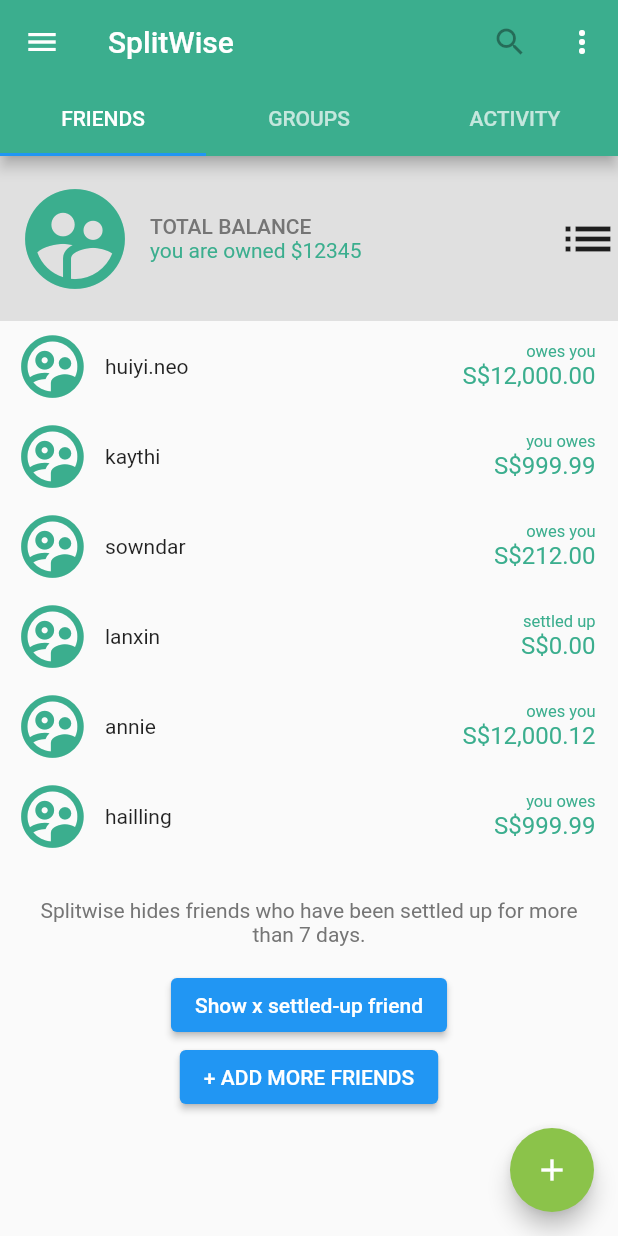
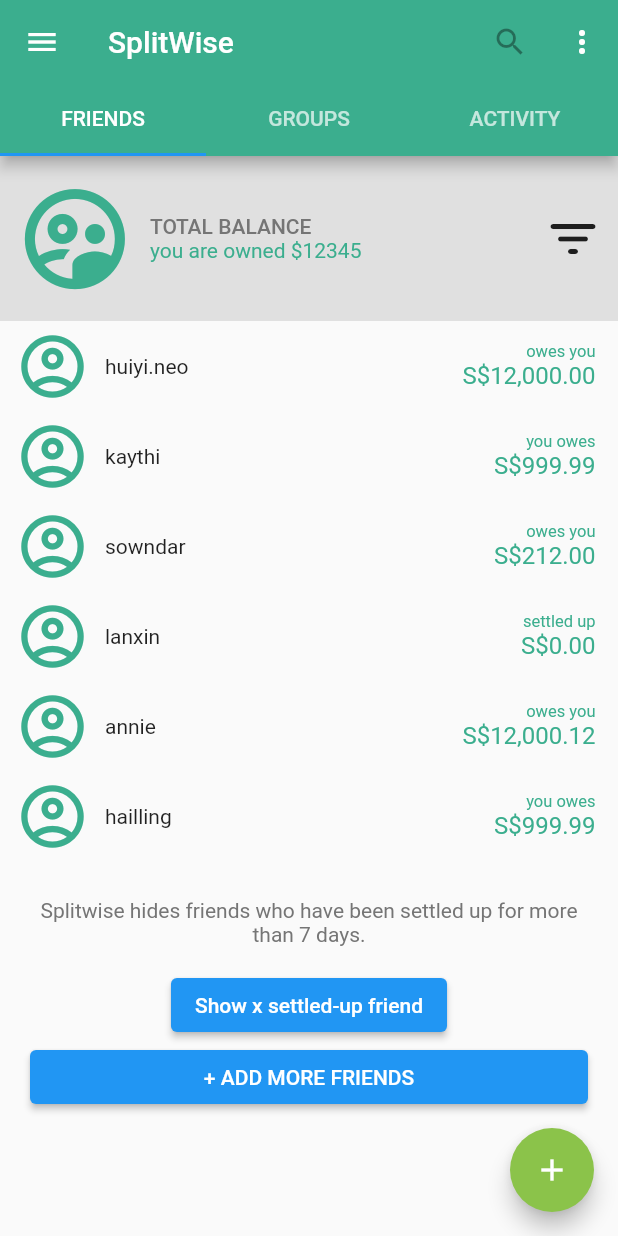
Before and after one commit to huiyineo/Splitwise, a Flutter app: the screen it shows after launch, on a phone screen of 412 x 824 dp. Run offline on Flutter 3.47's test engine with Material 2 defaults, Android fonts, the phone set to English and light mode, and no system bars; missing offline and left inert: dart:ffi.

Commit message:
Update style for friends page

```diff
--- a/Mobile/lib/Components/Friends-widgets/friend_filter.dart
+++ b/Mobile/lib/Components/Friends-widgets/friend_filter.dart
@@ -14,7 +14,7 @@ class FriendFilter extends StatelessWidget {
           children: [
             SizedBox(
                 width: 100,
-                child: Icon(Icons.supervised_user_circle_rounded,
+                child: Icon(Icons.supervised_user_circle_outlined,
                     size: 80, color: Color.fromRGBO(59, 174, 142, 1))),
             Expanded(
                 child: Container(
@@ -41,13 +41,12 @@ class FriendFilter extends StatelessWidget {
                       ],
                     ))),
             SizedBox(
-                width: 40,
+                width: 60,
                 child: Icon(
-                  Icons.list,
+                  Icons.filter_list_rounded,
                   size: 40,
                 ))
           ],
         ));
   }
 }
-/*Column( crossAxisAlignment: CrossAxisAlignment.start, children: <Widget>[ Container( child: Text('${payment.name}',textAlign: TextAlign.left,), color: Colors.redAccent, ), ...... )*/
--- a/Mobile/lib/Components/Friends-widgets/friend_row.dart
+++ b/Mobile/lib/Components/Friends-widgets/friend_row.dart
@@ -16,7 +16,7 @@ class FriendRow extends StatelessWidget {
           SizedBox(
               width: 70,
               child: Icon(
-                Icons.supervised_user_circle_outlined,
+                Icons.account_circle_outlined,
                 color: Color.fromRGBO(59, 174, 142, 1),
                 size: 50,
               )),
--- a/Mobile/lib/Components/friends.dart
+++ b/Mobile/lib/Components/friends.dart
@@ -17,7 +17,6 @@ class Friends extends StatelessWidget {
   Widget build(BuildContext context) {
     return Container(
         width: double.infinity,
-        //margin: EdgeInsets.fromLTRB(10, 0, 10, 0),
         child: Column(
           children: <Widget>[
             FriendFilter(),
@@ -36,7 +35,16 @@ class Friends extends StatelessWidget {
                     style: TextStyle(color: Colors.grey[600]))),
             ElevatedButton(
                 onPressed: () {}, child: Text('Show x settled-up friend')),
-            ElevatedButton(onPressed: () {}, child: Text('+ ADD MORE FRIENDS')),
+            Container(
+                margin: EdgeInsets.fromLTRB(20, 0, 20, 0),
+                child: Row(
+                  children: [
+                    Expanded(
+                        child: ElevatedButton(
+                            onPressed: () {},
+                            child: Text('+ ADD MORE FRIENDS')))
+                  ],
+                )),
           ],
         ));
   }
--- a/Mobile/lib/main.dart
+++ b/Mobile/lib/main.dart
@@ -22,6 +22,7 @@ class MyApp extends StatelessWidget {
             actions: <Widget>[
               IconButton(icon: const Icon(Icons.search), onPressed: null),
               PopupMenuButton(
+                  icon: Icon(Icons.more_vert),
                   itemBuilder: (context) => [
                         PopupMenuItem(
                           child: Text('Add friends on Splitwise'),
```
